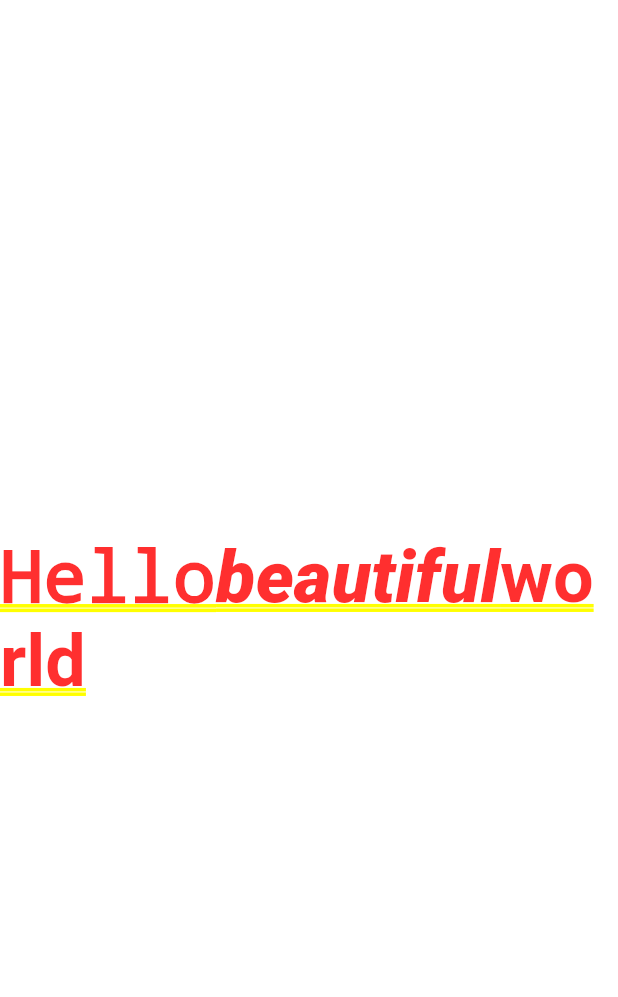
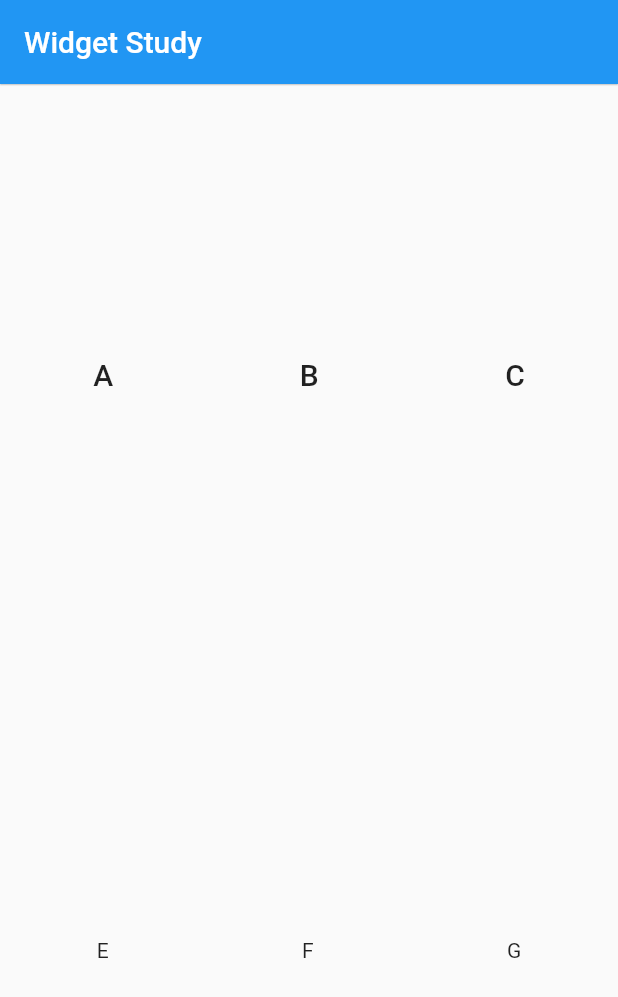
Before and after one commit to nargok/flutter_widget_sample, a Flutter app: the screen it shows after launch, on a phone screen of 412 x 824 dp. Shown: the top 997 px of the screen. Run offline on Flutter 3.47's test engine with Material 2 defaults, Android fonts, the phone set to English and light mode, and no system bars.

Commit message:
DefaultTextStyle

```diff
--- a/lib/main.dart
+++ b/lib/main.dart
@@ -7,7 +7,7 @@ class MyApp extends StatelessWidget {
   @override
   Widget build(BuildContext context) {
     return MaterialApp(
-      title: 'Flutter Demo',
+        debugShowCheckedModeBanner: false,
         theme: ThemeData(
           // This is the theme of your application.
           //
@@ -20,28 +20,34 @@ class MyApp extends StatelessWidget {
           // is not restarted.
           primarySwatch: Colors.blue,
         ),
-      home: WidgetStudy()
-    );
+        home: WidgetStudy());
   }
 }
 
 class WidgetStudy extends StatelessWidget {
   @override
   Widget build(BuildContext context) {
-    // TODO: implement build
-     return Center(
-       child: Container(
-         child: Text.rich(
-           TextSpan(
-             text: 'Hello',
-             children: <TextSpan>[
-               TextSpan(text: 'beautiful',
-                        style: TextStyle(fontStyle: FontStyle.italic)),
-               TextSpan(text: 'world',
-                        style: TextStyle(fontWeight: FontWeight.bold)),
+    return Scaffold(
+      appBar: AppBar(
+        title: Text('Widget Study'),
+        elevation: Theme.of(context).platform == TargetPlatform.iOS ? 0.0 : 0.4,
+      ),
+      body: Column(
+        mainAxisAlignment: MainAxisAlignment.spaceAround,
+        children: <Widget>[
+          // ツリー下のTextStyleに同じものを適用
+          DefaultTextStyle(
+            style: Theme.of(context).textTheme.title,
+            child: Row(
+              mainAxisAlignment: MainAxisAlignment.spaceAround,
+              children: <Widget>[Text('A'), Text('B'), Text('C')],
+            ),
+          ),
+          Row(
+            mainAxisAlignment: MainAxisAlignment.spaceAround,
+            children: <Widget>[Text('E'), Text('F'), Text('G')],
+          )
         ],
-           )
-         ),
       ),
     );
   }
```
Lines whose indentation alone changed are shown as unchanged.
